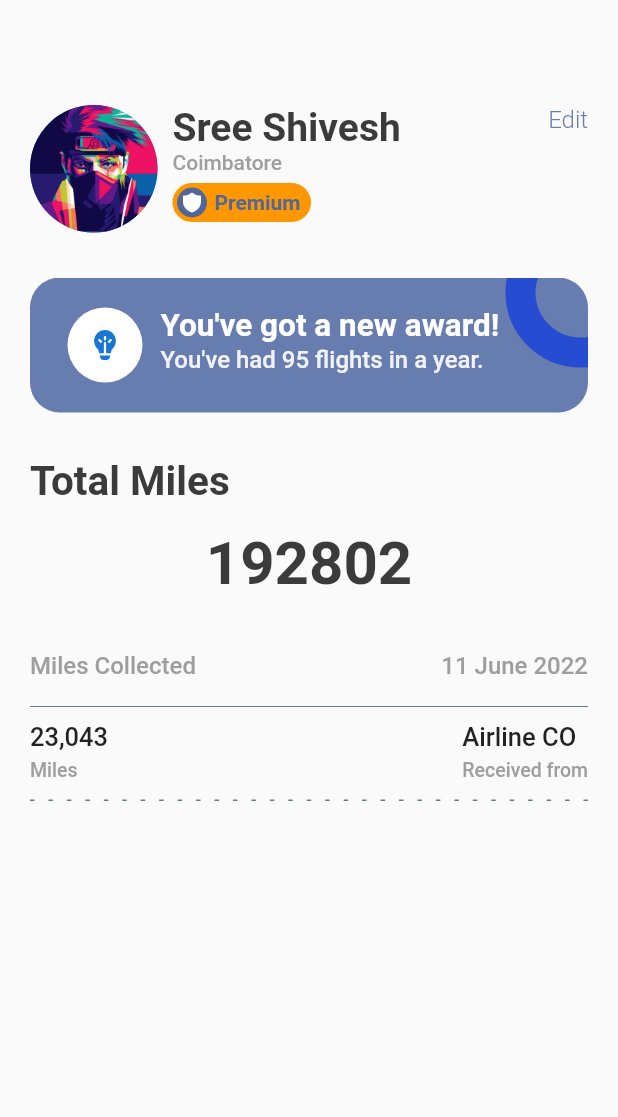
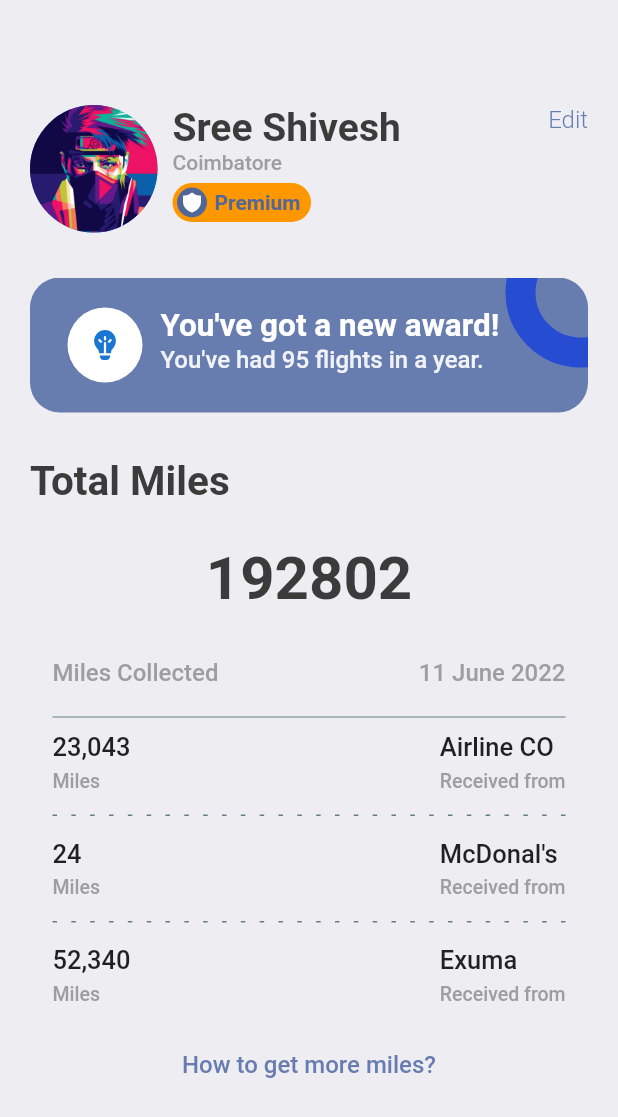
Before and after one commit to shivxsh/Book_Tickets, a Flutter app: the ProfileScreen screen opened directly, on a phone screen of 412 x 824 dp. Shown: the top 1117 px of the screen. Run offline on Flutter 3.47's test engine with Material 2 defaults, Android fonts, the phone set to English and light mode, and no system bars; our stand-ins replace barcode_widget, fluentui_icons, gap, get.

Commit message:
Final Changes to profile screen.

```diff
--- a/lib/screens/profile_screen.dart
+++ b/lib/screens/profile_screen.dart
@@ -12,6 +12,7 @@ class ProfileScreen extends StatelessWidget {
   @override
   Widget build(BuildContext context) {
     return Scaffold(
+      backgroundColor: Styles.bgColor,
       body: ListView(
         padding: EdgeInsets.symmetric(horizontal: AppLayout.getHeight(20), vertical: AppLayout.getHeight(40)),
         children: [
@@ -130,15 +131,27 @@ class ProfileScreen extends StatelessWidget {
           Gap(AppLayout.getHeight(30)),
           Text("Total Miles",
             style: Styles.headLineStyle2.copyWith(fontSize: 27),),
-          Gap(AppLayout.getHeight(15)),
+          Gap(AppLayout.getHeight(25)),
           Container(
+            padding: EdgeInsets.symmetric(horizontal: AppLayout.getHeight(15)),
+            decoration: BoxDecoration(
+              borderRadius: BorderRadius.circular(AppLayout.getHeight(20)),
+              color: Styles.bgColor,
+              boxShadow: [
+                BoxShadow(
+                  color: Colors.grey.shade200,
+                  blurRadius: 1,
+                  spreadRadius: 1,
+                )
+              ]
+            ),
             child: Column(
               children: [
                 Text("192802",
                 style: TextStyle(
                   fontSize: 40, fontWeight: FontWeight.w600, color: Styles.textColor,
                 ),),
-                Gap(AppLayout.getHeight(35)),
+                Gap(AppLayout.getHeight(30)),
                 Row(
                   mainAxisAlignment: MainAxisAlignment.spaceBetween,
                   children: [
@@ -150,30 +163,49 @@ class ProfileScreen extends StatelessWidget {
                     ),
                   ],
                 ),
-                Gap(AppLayout.getHeight(8)),
+                Gap(AppLayout.getHeight(10)),
                 Divider(
                   height: AppLayout.getHeight(20),
                   color: Colors.blueGrey,
                 ),
+                //Gap(AppLayout.getHeight(8)),
                 Row(
                   mainAxisAlignment: MainAxisAlignment.spaceBetween,
-                  children: [
+                  children: const [
                     AppColumnLayout(firstText: "23,043", secondText: "Miles", alignment: CrossAxisAlignment.start, isColor:false),
                     AppColumnLayout(firstText: "Airline CO", secondText: "Received from", alignment: CrossAxisAlignment.start, isColor:false),
                   ],
                 ),
-                // Divider(
-                //   height: AppLayout.getHeight(30),
-                //   color: Colors.blueGrey,
-                // ),
-                Gap(AppLayout.getHeight(12)),
-                const AppLayoutBuilder(sections: 12,isColor: false)
-              ],
+                Gap(AppLayout.getHeight(15)),
+                const AppLayoutBuilder(sections: 12,isColor: false),
+                Gap(AppLayout.getHeight(15)),
+                Row(
+                  mainAxisAlignment: MainAxisAlignment.spaceBetween,
+                  children: const [
+                    AppColumnLayout(firstText: "24", secondText: "Miles", alignment: CrossAxisAlignment.start, isColor:false),
+                    AppColumnLayout(firstText: "McDonal's", secondText: "Received from", alignment: CrossAxisAlignment.start, isColor:false),
+                  ],
+                ),
+                Gap(AppLayout.getHeight(15)),
+                const AppLayoutBuilder(sections: 12,isColor: false),
+                Gap(AppLayout.getHeight(15)),
+                Row(
+                  mainAxisAlignment: MainAxisAlignment.spaceBetween,
+                  children: const [
+                    AppColumnLayout(firstText: "52,340", secondText: "Miles", alignment: CrossAxisAlignment.start, isColor:false),
+                    AppColumnLayout(firstText: "Exuma", secondText: "Received from", alignment: CrossAxisAlignment.start, isColor:false),
+                  ],
+                ),
+            ],
             ),
-          )
-        ],
-
       ),
+          Gap(AppLayout.getHeight(30)),
+          InkWell(
+            onTap: (){},
+            child: Center(
+                child: Text("How to get more miles?",style: Styles.textStyle.copyWith(color: Styles.primaryColor, fontWeight: FontWeight.w500),)),
+          ),
+    ],),
     );
   }
 }
```
